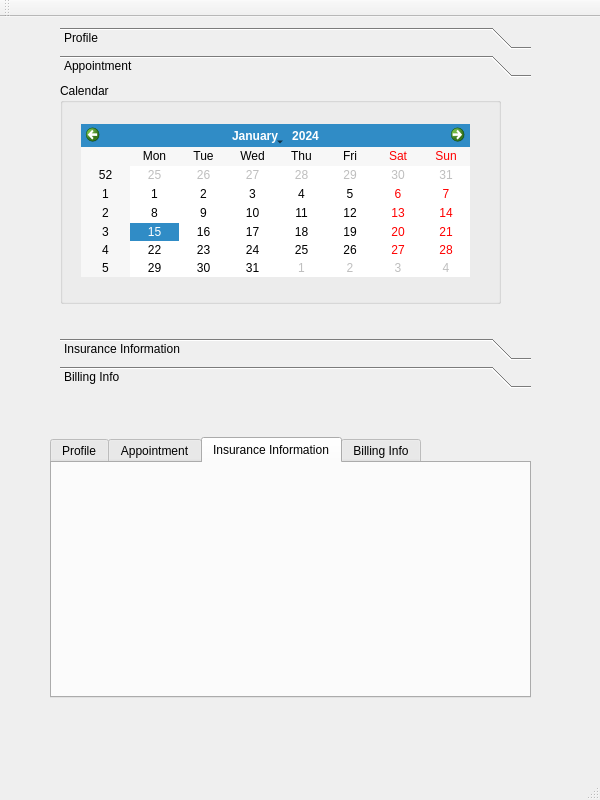
This is menu.ui in daeunnpark/hospital_portal as Qt 5 draws it before an edit. The edited form follows.
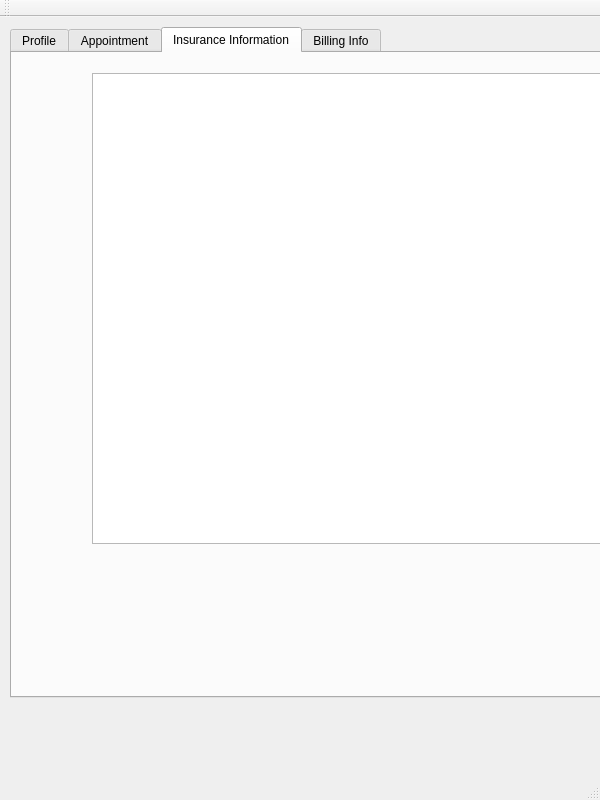
This is the edited form. The open tabs and pages were chosen to show the change.

Commit message: Fix Menu UI to be tab widget and full screen

What changed in the file:
```diff
--- a/menu.ui
+++ b/menu.ui
@@ -14,111 +14,18 @@
    <string>Menu</string>
   </property>
   <widget class="QWidget" name="centralWidget">
-   <widget class="QToolBox" name="toolBox">
+   <widget class="QTabWidget" name="tabWidget">
     <property name="geometry">
      <rect>
-      <x>60</x>
+      <x>10</x>
       <y>10</y>
-      <width>471</width>
-      <height>361</height>
+      <width>681</width>
+      <height>671</height>
      </rect>
     </property>
     <property name="currentIndex">
      <number>0</number>
     </property>
-    <widget class="QWidget" name="page">
-     <property name="geometry">
-      <rect>
-       <x>0</x>
-       <y>0</y>
-       <width>471</width>
-       <height>249</height>
-      </rect>
-     </property>
-     <attribute name="label">
-      <string>Profile</string>
-     </attribute>
-    </widget>
-    <widget class="QWidget" name="page_2">
-     <property name="geometry">
-      <rect>
-       <x>0</x>
-       <y>0</y>
-       <width>471</width>
-       <height>249</height>
-      </rect>
-     </property>
-     <attribute name="label">
-      <string>Appointment</string>
-     </attribute>
-     <widget class="QGroupBox" name="groupBox">
-      <property name="geometry">
-       <rect>
-        <x>0</x>
-        <y>0</y>
-        <width>441</width>
-        <height>221</height>
-       </rect>
-      </property>
-      <property name="title">
-       <string>Calendar</string>
-      </property>
-      <widget class="QWidget" name="gridLayoutWidget">
-       <property name="geometry">
-        <rect>
-         <x>10</x>
-         <y>30</y>
-         <width>411</width>
-         <height>175</height>
-        </rect>
-       </property>
-       <layout class="QGridLayout" name="gridLayout_2">
-        <item row="0" column="0">
-         <widget class="QCalendarWidget" name="calendarWidget"/>
-        </item>
-       </layout>
-      </widget>
-     </widget>
-    </widget>
-    <widget class="QWidget" name="page_5">
-     <property name="geometry">
-      <rect>
-       <x>0</x>
-       <y>0</y>
-       <width>471</width>
-       <height>249</height>
-      </rect>
-     </property>
-     <attribute name="label">
-      <string>Insurance Information</string>
-     </attribute>
-    </widget>
-    <widget class="QWidget" name="page_6">
-     <property name="geometry">
-      <rect>
-       <x>0</x>
-       <y>0</y>
-       <width>471</width>
-       <height>249</height>
-      </rect>
-     </property>
-     <attribute name="label">
-      <string>Billing Info</string>
-     </attribute>
-    </widget>
-   </widget>
-   <widget class="QTabWidget" name="tabWidget">
-    <property name="geometry">
-     <rect>
-      <x>50</x>
-      <y>420</y>
-      <width>481</width>
-      <height>261</height>
-     </rect>
-    </property>
-    <property name="currentIndex">
-     <number>1</number>
-    </property>
     <widget class="QWidget" name="tab">
      <attribute name="title">
       <string>Profile</string>
@@ -171,6 +78,16 @@
      <attribute name="title">
       <string>Insurance Information</string>
      </attribute>
+     <widget class="QListView" name="listView_2">
+      <property name="geometry">
+       <rect>
+        <x>80</x>
+        <y>20</y>
+        <width>551</width>
+        <height>471</height>
+       </rect>
+      </property>
+     </widget>
     </widget>
     <widget class="QWidget" name="tab_4">
      <attribute name="title">
```
Left out of the diff: 18 changed lines with no effect on the pictures. The commit also changes 4 other files.
